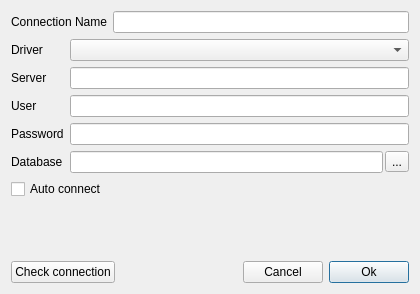
fralx/LimeReport, file limereport/databrowser/lrconnectiondialog.ui: the form before one commit.
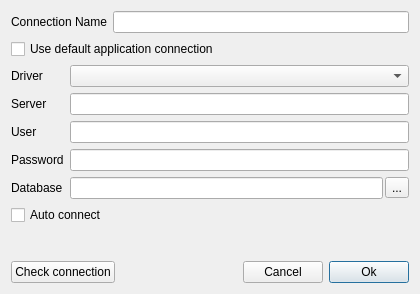
The form after the commit. Icons and pictures are not drawn.

Commit message: defaultConnection support has been added to LimeReport designer

Diff of the .ui file:
```diff
--- a/limereport/databrowser/lrconnectiondialog.ui
+++ b/limereport/databrowser/lrconnectiondialog.ui
@@ -36,6 +36,13 @@
      </item>
     </layout>
    </item>
+   <item>
+    <widget class="QCheckBox" name="cbbUseDefaultConnection">
+     <property name="text">
+      <string>Use default application connection</string>
+     </property>
+    </widget>
+   </item>
    <item>
     <layout class="QFormLayout" name="formLayout">
      <item row="0" column="0">
```
The commit also changes 8 other files.
